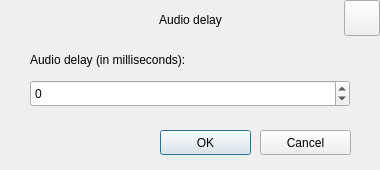
Qt form src/smplayer/audiodelaydialog.ui (UbuntuKylin/kylin-video) before a commit.
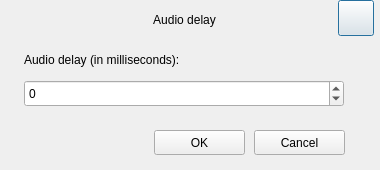
The same form after that commit.

The edit to the form file:
```diff
--- a/src/smplayer/audiodelaydialog.ui
+++ b/src/smplayer/audiodelaydialog.ui
@@ -25,36 +25,19 @@
   <property name="windowTitle">
    <string>Audio delay</string>
   </property>
-  <widget class="QPushButton" name="okBtn">
+  <widget class="QWidget" name="widget" native="true">
    <property name="geometry">
     <rect>
-     <x>160</x>
-     <y>130</y>
-     <width>91</width>
-     <height>25</height>
+     <x>0</x>
+     <y>0</y>
+     <width>380</width>
+     <height>170</height>
     </rect>
    </property>
-   <property name="text">
-    <string>OK</string>
-   </property>
-  </widget>
-  <widget class="QPushButton" name="cancelBtn">
-   <property name="geometry">
-    <rect>
-     <x>260</x>
-     <y>130</y>
-     <width>91</width>
-     <height>25</height>
-    </rect>
-   </property>
-   <property name="text">
-    <string>Cancel</string>
-   </property>
-  </widget>
   <widget class="QPushButton" name="closeBtn">
    <property name="geometry">
     <rect>
-     <x>344</x>
+      <x>338</x>
      <y>0</y>
      <width>36</width>
      <height>36</height>
@@ -64,10 +47,36 @@
     <string/>
    </property>
   </widget>
+   <widget class="QPushButton" name="cancelBtn">
+    <property name="geometry">
+     <rect>
+      <x>254</x>
+      <y>130</y>
+      <width>91</width>
+      <height>25</height>
+     </rect>
+    </property>
+    <property name="text">
+     <string>Cancel</string>
+    </property>
+   </widget>
+   <widget class="QLabel" name="label">
+    <property name="geometry">
+     <rect>
+      <x>24</x>
+      <y>50</y>
+      <width>341</width>
+      <height>20</height>
+     </rect>
+    </property>
+    <property name="text">
+     <string>Audio delay (in milliseconds):</string>
+    </property>
+   </widget>
   <widget class="QLabel" name="title_label">
    <property name="geometry">
     <rect>
-     <x>95</x>
+      <x>89</x>
      <y>10</y>
      <width>191</width>
      <height>20</height>
@@ -80,23 +89,10 @@
     <set>Qt::AlignCenter</set>
    </property>
   </widget>
-  <widget class="QLabel" name="label">
-   <property name="geometry">
-    <rect>
-     <x>30</x>
-     <y>50</y>
-     <width>341</width>
-     <height>20</height>
-    </rect>
-   </property>
-   <property name="text">
-    <string>Audio delay (in milliseconds):</string>
-   </property>
-  </widget>
   <widget class="QSpinBox" name="spinBox">
    <property name="geometry">
     <rect>
-     <x>30</x>
+      <x>24</x>
      <y>80</y>
      <width>320</width>
      <height>27</height>
@@ -108,6 +104,20 @@
    <property name="maximum">
     <number>3600000</number>
    </property>
+   </widget>
+   <widget class="QPushButton" name="okBtn">
+    <property name="geometry">
+     <rect>
+      <x>154</x>
+      <y>130</y>
+      <width>91</width>
+      <height>25</height>
+     </rect>
+    </property>
+    <property name="text">
+     <string>OK</string>
+    </property>
+   </widget>
   </widget>
  </widget>
  <resources/>
```
Lines whose indentation alone changed are shown as unchanged.
